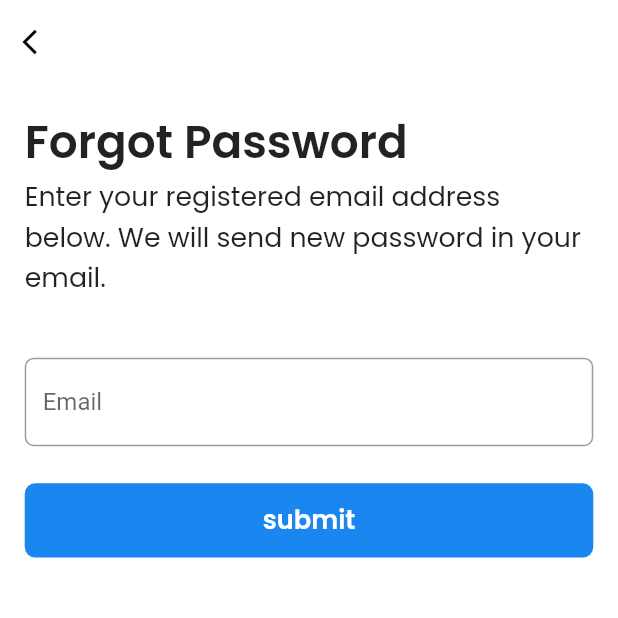
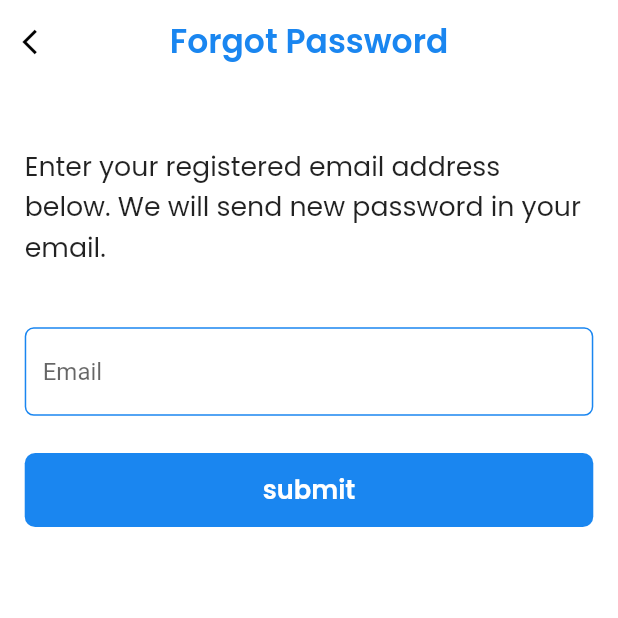
Before and after one commit to irutvikk/single_grocery_driver, a Flutter app: the Forgotpassword screen opened directly, on a phone screen of 412 x 824 dp, the top half of it. Run offline on Flutter 3.47's test engine with Material 2 defaults, Android fonts, the phone set to English and light mode, and no system bars; our stand-ins replace connectivity_plus, dio, easy_localization, firebase_core, firebase_messaging, flutter_local_notifications and 8 more; missing offline and left inert: flutter_phone_direct_caller; accounts and stored records are empty.

Commit message:
rtk done last

```diff
--- a/lib/page/authentication/forgetpassword.dart
+++ b/lib/page/authentication/forgetpassword.dart
@@ -6,12 +6,14 @@ import 'package:deliveryboy/Widget/Loder.dart';
 import 'package:deliveryboy/Widget/showdialog.dart';
 import 'package:deliveryboy/global%20class/color.dart';
 import 'package:deliveryboy/global%20class/height.dart';
+import 'package:deliveryboy/theme/Thememodel.dart';
 import 'package:deliveryboy/translations/locale_keys.g.dart';
 import 'package:deliveryboy/validator/validation.dart';
 import 'package:dio/dio.dart';
 import 'package:easy_localization/easy_localization.dart';
 import 'package:flutter/material.dart';
 import 'package:get/get.dart' hide Trans;
+import 'package:provider/provider.dart';
 import 'package:sizer/sizer.dart';
 
 class Forgotpassword extends StatefulWidget {
@@ -51,6 +53,7 @@ class _ForgotpasswordState extends State<Forgotpassword> {
   }
 
   Widget build(BuildContext context) {
+    return Consumer(builder: (context, Thememodel themenotifier, child) {
      return Scaffold(
         resizeToAvoidBottomInset: false,
         body: SafeArea(
@@ -66,24 +69,29 @@ class _ForgotpasswordState extends State<Forgotpassword> {
                   size: 20,
                 ),
               ),
+              centerTitle: true,
+              title: Text(
+                LocaleKeys.Forgot_Password.tr(),
+                style: TextStyle(fontFamily: 'Poppins_semibold', fontSize: 16.sp,color: themenotifier.isDark ? Colors.white : color.primarycolor),
+              ),
             ),
             body: Form(
               key: _formkey,
               child: Container(
                 margin: EdgeInsets.only(
                   left: 4.w,
-                top: 2.h,
+                  top: 5.h,
                   right: 4.w,
                 ),
                 child: Column(
                   children: [
-                  Container(
-                      alignment: Alignment.topLeft,
-                      child: Text(LocaleKeys.Forgot_Password.tr(),
-                          style: TextStyle(
-                              fontSize: 22.sp,
-                              fontWeight: FontWeight.bold,
-                              fontFamily: 'Poppins_semiBold'))),
+                    // Container(
+                    //     alignment: Alignment.topLeft,
+                    //     child: Text(LocaleKeys.Forgot_Password.tr(),
+                    //         style: TextStyle(
+                    //             fontSize: 22.sp,
+                    //             fontWeight: FontWeight.bold,
+                    //             fontFamily: 'Poppins_semiBold'))),
                     Container(
                         alignment: Alignment.topLeft,
                         child: Text(
@@ -105,17 +113,17 @@ class _ForgotpasswordState extends State<Forgotpassword> {
                           hintText: LocaleKeys.Email.tr(),
                           enabledBorder: OutlineInputBorder(
                             borderRadius: BorderRadius.circular(6),
-                          borderSide: const BorderSide(color: Colors.grey),
+                            borderSide:  BorderSide(color: themenotifier.isDark ? Colors.white : color.primarycolor,),
                           ),
                           focusedBorder: OutlineInputBorder(
                             borderRadius: BorderRadius.circular(6),
-                          borderSide: const BorderSide(color: Colors.grey),
+                            borderSide:  BorderSide(color: themenotifier.isDark ?Colors.white : color.primarycolor,),
                           )),
                     ),
                     Container(
                       decoration: BoxDecoration(
                         borderRadius: BorderRadius.circular(7),
-                      color: color.primarycolor,
+                        color: themenotifier.isDark ?Colors.white : color.primarycolor,
                       ),
                       margin: EdgeInsets.only(
                         top: 3.h,
@@ -127,7 +135,7 @@ class _ForgotpasswordState extends State<Forgotpassword> {
                           LocaleKeys.submit.tr(),
                           style: TextStyle(
                               fontFamily: 'Poppins_semiBold',
-                            color: Colors.white,
+                              color: themenotifier.isDark ?Colors.black : color.white,
                               fontSize: fontsize.Buttonfontsize),
                         ),
                         onPressed: () {
@@ -149,5 +157,6 @@ class _ForgotpasswordState extends State<Forgotpassword> {
           ),
         ),
       );
+    },);
   }
 }
--- a/lib/page/settings/aboutus.dart
+++ b/lib/page/settings/aboutus.dart
@@ -23,6 +23,7 @@ class aboutus extends StatefulWidget {
 class _aboutusState extends State<aboutus> {
   late WebViewController _controller;
   String aboutus = "";
+
   getdata() async {
     SharedPreferences prefs = await SharedPreferences.getInstance();
     setState(() {
```
Also changed, not shown: lib/page/authentication/login.dart (+30 -30 lines), lib/page/home/home.dart (+4 -4 lines). Lines whose indentation alone changed are shown as unchanged.
